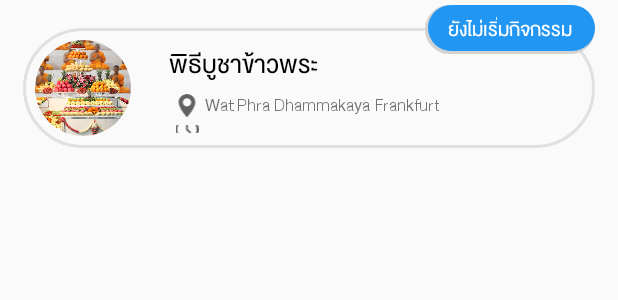
After one commit to devp0kpak/BoonEU3, an Android app: the layout view_item_event.xml on its own in the app's theme, with its tools: preview values and no code run, on a phone screen of 412 x 824 dp. The commit adds this screen. Shown: the top 300 px of the screen. Run offline under Robolectric (Android 15) with nearby library versions, the phone set to English and light mode, and no system bars.

Commit message:
Main Design Complete

```diff
--- a/app/build.gradle
+++ b/app/build.gradle
@@ -28,4 +28,7 @@ dependencies {
 
     //Material Calendar
     compile 'com.prolificinteractive:material-calendarview:1.4.3'
+
+    //Circle Image
+    compile 'de.hdodenhof:circleimageview:2.2.0'
 }
--- /dev/null
+++ b/app/src/main/res/drawable/bg_item_event.xml
@@ -0,0 +1,7 @@
+<?xml version="1.0" encoding="utf-8"?>
+<shape xmlns:android="http://schemas.android.com/apk/res/android">
+    <corners android:radius="50dp" />
+    <stroke
+        android:width="2dp"
+        android:color="@color/grey_300" />
+</shape>
--- /dev/null
+++ b/app/src/main/res/drawable/bg_item_event_status.xml
@@ -0,0 +1,22 @@
+<?xml version="1.0" encoding="utf-8"?>
+<layer-list xmlns:android="http://schemas.android.com/apk/res/android">
+
+    <item>
+        <shape android:shape="rectangle">
+            <solid android:color="#d2d2d2"/>
+            <corners android:radius="20dp"/>
+        </shape>
+    </item>
+
+    <item
+        android:left="2dp"
+        android:right="0dp"
+        android:top="0dp"
+        android:bottom="2dp">
+        <shape android:shape="rectangle">
+            <solid android:color="@color/blue_500"/>
+            <corners android:radius="20dp"/>
+        </shape>
+    </item>
+
+</layer-list>
--- /dev/null
+++ b/app/src/main/res/drawable/ic_clock.xml
@@ -0,0 +1,5 @@
+<vector android:height="24dp" android:viewportHeight="512.0"
+    android:viewportWidth="512.0" android:width="24dp" xmlns:android="http://schemas.android.com/apk/res/android">
+    <path android:fillColor="#FF000000" android:pathData="M437,75C388.7,26.6 324.4,0 256,0S123.3,26.6 75,75S0,187.6 0,256s26.6,132.7 75,181C123.3,485.4 187.6,512 256,512s132.7,-26.6 181,-75C485.4,388.7 512,324.4 512,256S485.4,123.3 437,75zM256,470.6C137.6,470.6 41.4,374.4 41.4,256S137.6,41.4 256,41.4S470.6,137.6 470.6,256S374.4,470.6 256,470.6z"/>
+    <path android:fillColor="#FF000000" android:pathData="M341.2,312l-64.5,-64.5V114.8c0,-11.4 -9.3,-20.7 -20.7,-20.7c-11.4,0 -20.7,9.3 -20.7,20.7V256c0,5.5 2.2,10.7 6.1,14.6l70.6,70.6c4,4 9.3,6.1 14.6,6.1c5.3,0 10.6,-2 14.6,-6.1C349.3,333.1 349.3,320 341.2,312z"/>
+</vector>
--- /dev/null
+++ b/app/src/main/res/drawable/ic_location.xml
@@ -0,0 +1,4 @@
+<vector android:height="24dp" android:viewportHeight="512.0"
+    android:viewportWidth="512.0" android:width="24dp" xmlns:android="http://schemas.android.com/apk/res/android">
+    <path android:fillColor="#FF000000" android:pathData="M256,0C153.8,0 70.6,83.2 70.6,185.4c0,126.9 165.9,313.2 173,321c6.6,7.4 18.2,7.4 24.8,0c7.1,-7.9 173,-194.1 173,-321C441.4,83.2 358.2,0 256,0zM256,278.7c-51.4,0 -93.3,-41.9 -93.3,-93.3S204.6,92.1 256,92.1s93.3,41.9 93.3,93.3S307.4,278.7 256,278.7z"/>
+</vector>
--- /dev/null
+++ b/app/src/main/res/layout/view_item_event.xml
@@ -0,0 +1,114 @@
+<?xml version="1.0" encoding="utf-8"?>
+<FrameLayout
+    xmlns:android="http://schemas.android.com/apk/res/android"
+    android:layout_width="match_parent"
+    android:layout_height="wrap_content"
+    android:layout_marginTop="3dp"
+    android:layout_marginBottom="2dp"
+    android:layout_marginLeft="15dp"
+    android:layout_marginRight="15dp">
+
+    <LinearLayout
+        android:layout_width="match_parent"
+        android:layout_height="80dp"
+        android:background="@drawable/bg_item_event"
+        android:layout_marginTop="15dp"
+        android:weightSum="100">
+
+        <LinearLayout
+            android:layout_width="0dp"
+            android:layout_height="match_parent"
+            android:layout_weight="23">
+
+            <de.hdodenhof.circleimageview.CircleImageView
+                android:layout_width="80dp"
+                android:layout_height="match_parent"
+                android:paddingTop="8dp"
+                android:paddingBottom="8dp"
+                android:src="@drawable/boon_img" />
+
+        </LinearLayout>
+
+
+
+        <LinearLayout
+            android:layout_width="0dp"
+            android:layout_height="match_parent"
+            android:layout_weight="77"
+            android:padding="10dp"
+            android:orientation="vertical"
+            android:gravity="center_vertical">
+
+            <network.dhammakaya.booneu3.View.CustomTextView
+                android:layout_width="wrap_content"
+                android:layout_height="wrap_content"
+                android:textSize="23sp"
+                android:textColor="@color/black"
+                android:text="พิธีบูชาข้าวพระ"/>
+
+            <LinearLayout
+                android:layout_width="match_parent"
+                android:layout_height="wrap_content"
+                android:orientation="horizontal"
+                android:layout_marginTop="3dp">
+
+                <ImageView
+                    android:layout_width="wrap_content"
+                    android:layout_height="15dp"
+                    android:layout_gravity="center_vertical"
+                    android:tint="@color/grey_700"
+                    android:src="@drawable/ic_location"/>
+
+                <network.dhammakaya.booneu3.View.CustomTextView
+                    android:layout_width="wrap_content"
+                    android:layout_height="wrap_content"
+                    android:layout_gravity="center_vertical"
+                    android:textSize="16sp"
+                    android:text="Wat Phra Dhammakaya Frankfurt"/>
+
+            </LinearLayout>
+
+            <LinearLayout
+                android:layout_width="match_parent"
+                android:layout_height="wrap_content"
+                android:orientation="horizontal"
+                android:layout_marginTop="3dp">
+
+                <ImageView
+                    android:layout_width="wrap_content"
+                    android:layout_height="15dp"
+                    android:layout_gravity="center_vertical"
+                    android:tint="@color/grey_700"
+                    android:src="@drawable/ic_clock"/>
+
+                <network.dhammakaya.booneu3.View.CustomTextView
+                    android:layout_width="wrap_content"
+                    android:layout_height="wrap_content"
+                    android:layout_gravity="center_vertical"
+                    android:textSize="16sp"
+                    android:text="9.00 - 18.00"/>
+
+            </LinearLayout>
+
+
+
+        </LinearLayout>
+
+    </LinearLayout>
+
+    <network.dhammakaya.booneu3.View.CustomTextView
+        android:layout_width="wrap_content"
+        android:layout_height="wrap_content"
+        android:paddingLeft="15sp"
+        android:paddingRight="15dp"
+        android:paddingTop="5dp"
+        android:paddingBottom="5dp"
+        android:background="@drawable/bg_item_event_status"
+        android:textColor="@color/white"
+        android:layout_gravity="right"
+        android:textSize="18sp"
+        android:text="ยังไม่เริ่มกิจกรรม"/>
+
+
+
+</FrameLayout>
```
Also changed, not shown: app/src/main/java/network/dhammakaya/booneu3/View/CustomCalendarView.java (added, +21 -0 lines), app/src/main/res/drawable-anydpi/ic_more_vert.xml (added, +9 -0 lines), app/src/main/res/layout/activity_main.xml (+56 -11 lines), app/src/main/res/drawable-hdpi/austria.png (added), app/src/main/res/drawable-mdpi/austria.png (added), app/src/main/res/drawable-xhdpi/austria.png (added), app/src/main/res/drawable-xxhdpi/austria.png (added), app/src/main/res/drawable-xxxhdpi/austria.png (added), app/src/main/res/drawable/boon_img.jpg (added).
